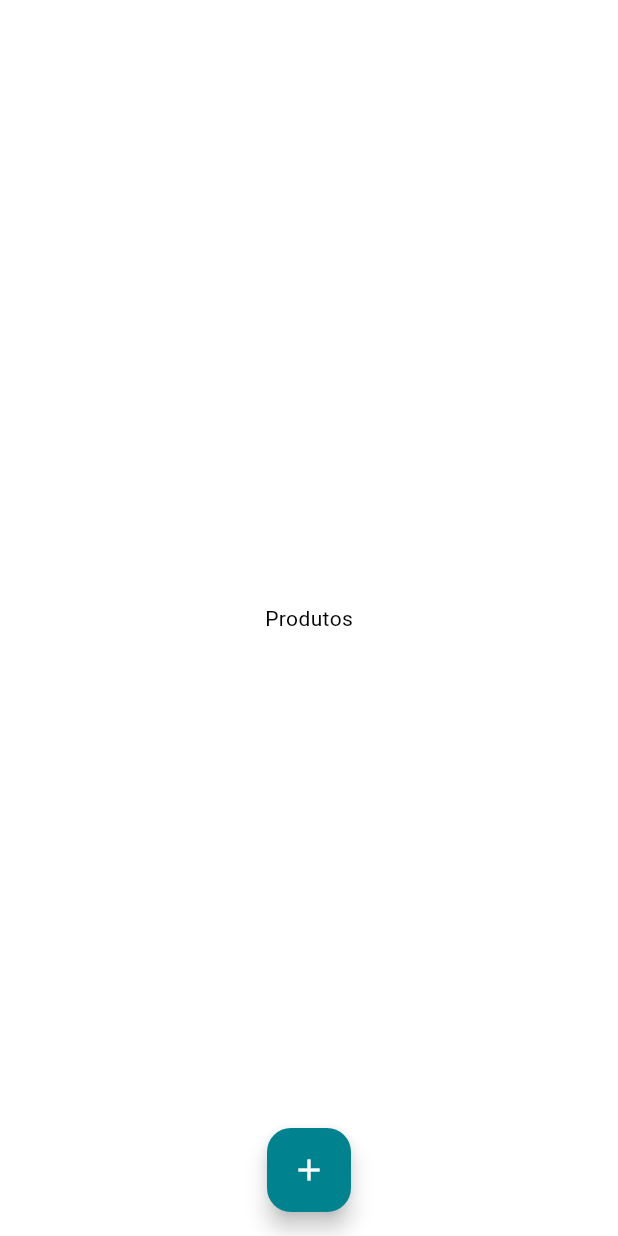
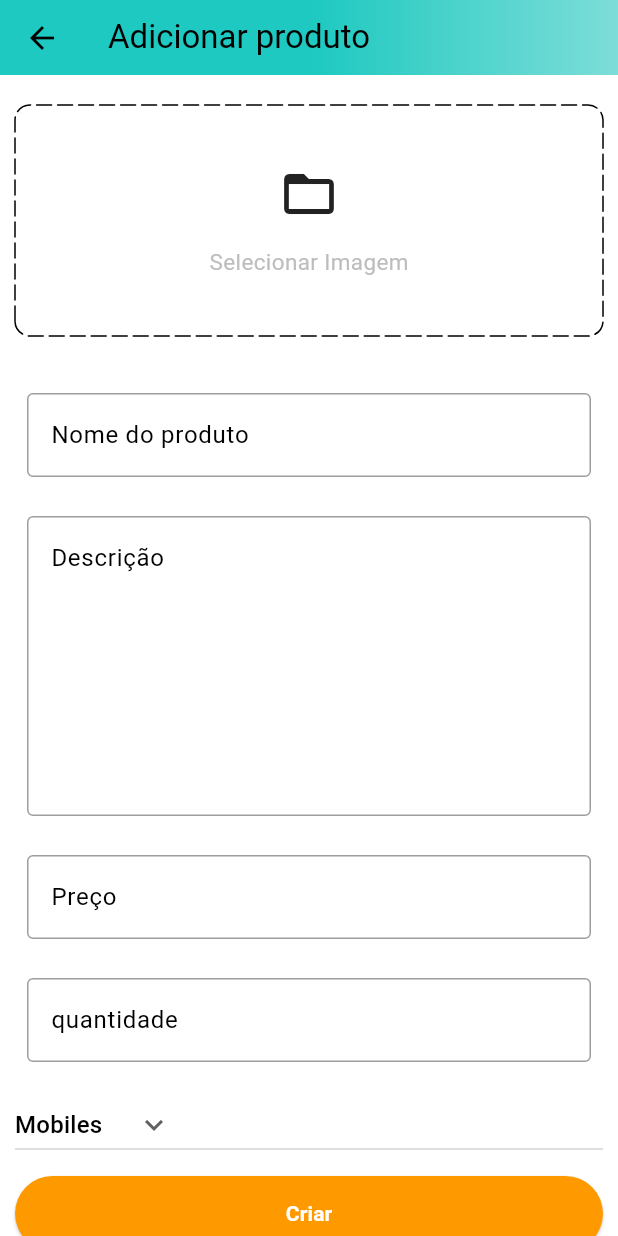
Before and after one commit to jonathanGontijo/ecommerce, a Flutter app: the PostsScreen screen opened directly, after a tap on the "add" icon, on a phone screen of 412 x 824 dp. Run offline on Flutter 3.47's test engine with Material 3 defaults, Android fonts, the phone set to English and light mode, and no system bars; drawn by our look-alikes of dotted_border; our stand-ins replace badges, carousel_slider, shared_preferences; accounts and stored records are empty.

Commit message:
add procuct screen

```diff
--- a/lib/common/widgets/custom_textfield.dart
+++ b/lib/common/widgets/custom_textfield.dart
@@ -3,8 +3,12 @@ import 'package:flutter/material.dart';
 class CustomTextField extends StatelessWidget {
   final TextEditingController controller;
   final String hintText;
+  final int maxLines;
   const CustomTextField(
-      {super.key, required this.controller, required this.hintText});
+      {super.key,
+      required this.controller,
+      required this.hintText,
+      this.maxLines = 1});
 
   @override
   Widget build(BuildContext context) {
@@ -31,6 +35,7 @@ class CustomTextField extends StatelessWidget {
           }
           return null;
         },
+        maxLines: maxLines,
       ),
     );
   }
--- /dev/null
+++ b/lib/features/admin/screens/add_product_screen.dart
@@ -0,0 +1,140 @@
+import 'package:ecommerce/common/widgets/custom_button.dart';
+import 'package:ecommerce/common/widgets/custom_textfield.dart';
+import 'package:ecommerce/constants/global_variables.dart';
+import 'package:dotted_border/dotted_border.dart';
+
+import 'package:flutter/material.dart';
+
+class AddProdutctScreen extends StatefulWidget {
+  static const String routeName = '/add-product';
+  const AddProdutctScreen({super.key});
+
+  @override
+  State<AddProdutctScreen> createState() => _AddProdutctScreenState();
+}
+
+class _AddProdutctScreenState extends State<AddProdutctScreen> {
+  final TextEditingController productNameController = TextEditingController();
+  final TextEditingController descriptionController = TextEditingController();
+  final TextEditingController priceController = TextEditingController();
+  final TextEditingController quantityController = TextEditingController();
+
+  String category = 'Mobiles';
+
+  @override
+  void dispose() {
+    super.dispose();
+    productNameController.dispose();
+    descriptionController.dispose();
+    priceController.dispose();
+    quantityController.dispose();
+  }
+
+  List<String> productCategories = [
+    'Mobiles',
+    'Essetials',
+    'Appliances',
+    'Books',
+    'Fashion',
+  ];
+
+  @override
+  Widget build(BuildContext context) {
+    return Scaffold(
+      appBar: PreferredSize(
+        preferredSize: const Size.fromHeight(50),
+        child: AppBar(
+          flexibleSpace: Container(
+            decoration: const BoxDecoration(
+              gradient: GlobalVariables.appBarGradient,
+            ),
+          ),
+          title: const Text(
+            'Adicionar produto',
+            style: TextStyle(
+              color: Colors.black,
+            ),
+          ),
+        ),
+      ),
+      body: SingleChildScrollView(
+        child: Form(
+            child: Padding(
+          padding: const EdgeInsets.symmetric(horizontal: 10),
+          child: Column(
+            children: [
+              const SizedBox(height: 20),
+              DottedBorder(
+                borderType: BorderType.RRect,
+                radius: const Radius.circular(10),
+                dashPattern: const [10, 4],
+                strokeCap: StrokeCap.round,
+                child: Container(
+                  width: double.infinity,
+                  height: 150,
+                  decoration: BoxDecoration(
+                    borderRadius: BorderRadius.circular(10),
+                  ),
+                  child: Column(
+                      mainAxisAlignment: MainAxisAlignment.center,
+                      children: [
+                        const Icon(Icons.folder_open, size: 40),
+                        const SizedBox(height: 15),
+                        Text(
+                          'Selecionar Imagem',
+                          style: TextStyle(
+                            fontSize: 15,
+                            color: Colors.grey.shade400,
+                          ),
+                        ),
+                      ]),
+                ),
+              ),
+              const SizedBox(height: 30),
+              CustomTextField(
+                  controller: productNameController,
+                  hintText: 'Nome do produto'),
+              const SizedBox(height: 10),
+              CustomTextField(
+                controller: descriptionController,
+                hintText: 'Descrição',
+                maxLines: 7,
+              ),
+              const SizedBox(height: 10),
+              CustomTextField(
+                controller: priceController,
+                hintText: 'Preço ',
+              ),
+              const SizedBox(height: 10),
+              CustomTextField(
+                controller: quantityController,
+                hintText: 'quantidade ',
+              ),
+              const SizedBox(height: 10),
+              SizedBox(
+                width: double.infinity,
+                child: DropdownButton(
+                  value: category,
+                  icon: const Icon(Icons.keyboard_arrow_down),
+                  items: productCategories.map((String item) {
+                    return DropdownMenuItem(
+                      value: item,
+                      child: Text(item),
+                    );
+                  }).toList(),
+                  onChanged: (String? newVal) {
+                    setState(() {
+                      category = newVal!;
+                    });
+                  },
+                ),
+              ),
+              SizedBox(height: 10),
+              CustomButton(text: 'Criar', onTap: () {})
+            ],
+          ),
+        )),
+      ),
+    );
+  }
+}
--- a/lib/features/admin/screens/posts_screen.dart
+++ b/lib/features/admin/screens/posts_screen.dart
@@ -1,4 +1,5 @@
 import 'package:ecommerce/constants/global_variables.dart';
+import 'package:ecommerce/features/admin/screens/add_product_screen.dart';
 import 'package:flutter/material.dart';
 
 class PostsScreen extends StatefulWidget {
@@ -9,13 +10,17 @@ class PostsScreen extends StatefulWidget {
 }
 
 class _PostsScreenState extends State<PostsScreen> {
+  void navigateToAddProduct() {
+    Navigator.pushNamed(context, AddProdutctScreen.routeName);
+  }
+
   @override
   Widget build(BuildContext context) {
     return Scaffold(
       body: const Center(child: Text('Produtos')),
       floatingActionButton: FloatingActionButton(
         backgroundColor: GlobalVariables.selectedNavBarColor,
-        onPressed: () {},
+        onPressed: navigateToAddProduct,
         child: const Icon(Icons.add),
         tooltip: 'Adicionar produtos',
       ),
--- a/lib/routes.dart
+++ b/lib/routes.dart
@@ -1,4 +1,5 @@
 import 'package:ecommerce/common/widgets/bottom_bar.dart';
+import 'package:ecommerce/features/admin/screens/add_product_screen.dart';
 import 'package:ecommerce/features/auth/screens/auth_screen.dart';
 import 'package:ecommerce/features/home/screens/home_screen.dart';
 import 'package:flutter/material.dart';
@@ -20,6 +21,11 @@ Route<dynamic> generateRoutes(RouteSettings routeSettings) {
         settings: routeSettings,
         builder: (_) => const BottomBar(),
       );
+    case AddProdutctScreen.routeName:
+      return MaterialPageRoute(
+        settings: routeSettings,
+        builder: (_) => const AddProdutctScreen(),
+      );
     default:
       return MaterialPageRoute(
         settings: routeSettings,
--- a/pubspec.yaml
+++ b/pubspec.yaml
@@ -40,6 +40,7 @@ dependencies:
   shared_preferences: ^2.2.2
   badges: ^3.1.2
   carousel_slider: ^4.2.1
+  dotted_border: ^2.0.0+2
 
 dev_dependencies:
   flutter_test:
```
Also changed, not shown: pubspec.lock.
